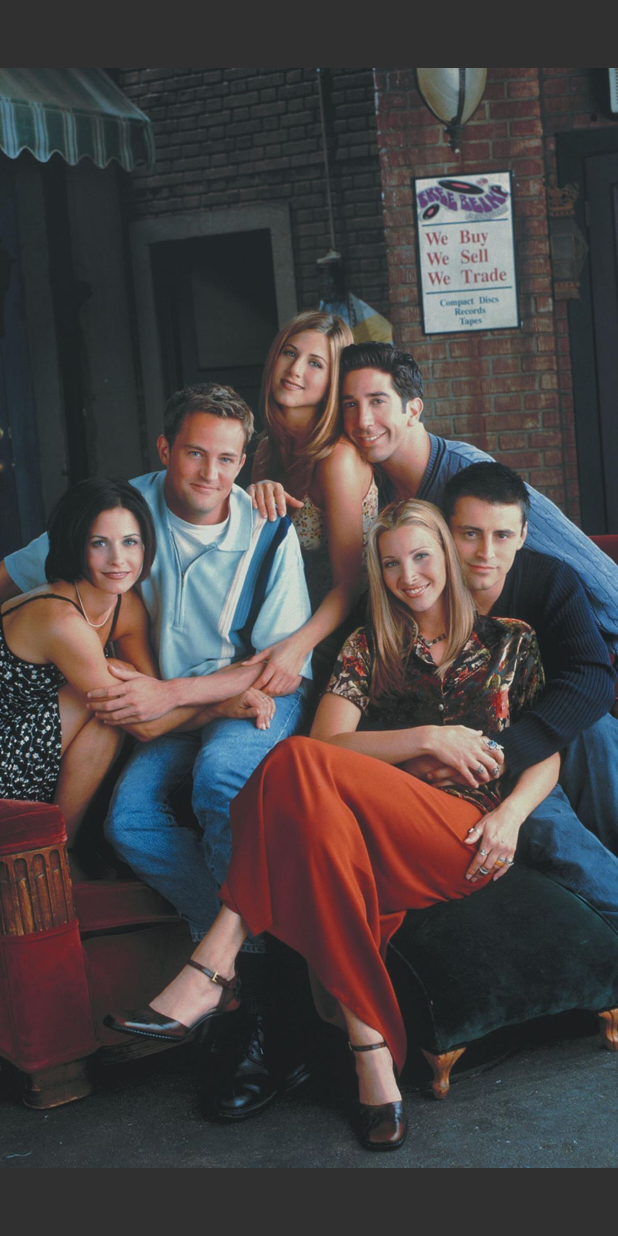
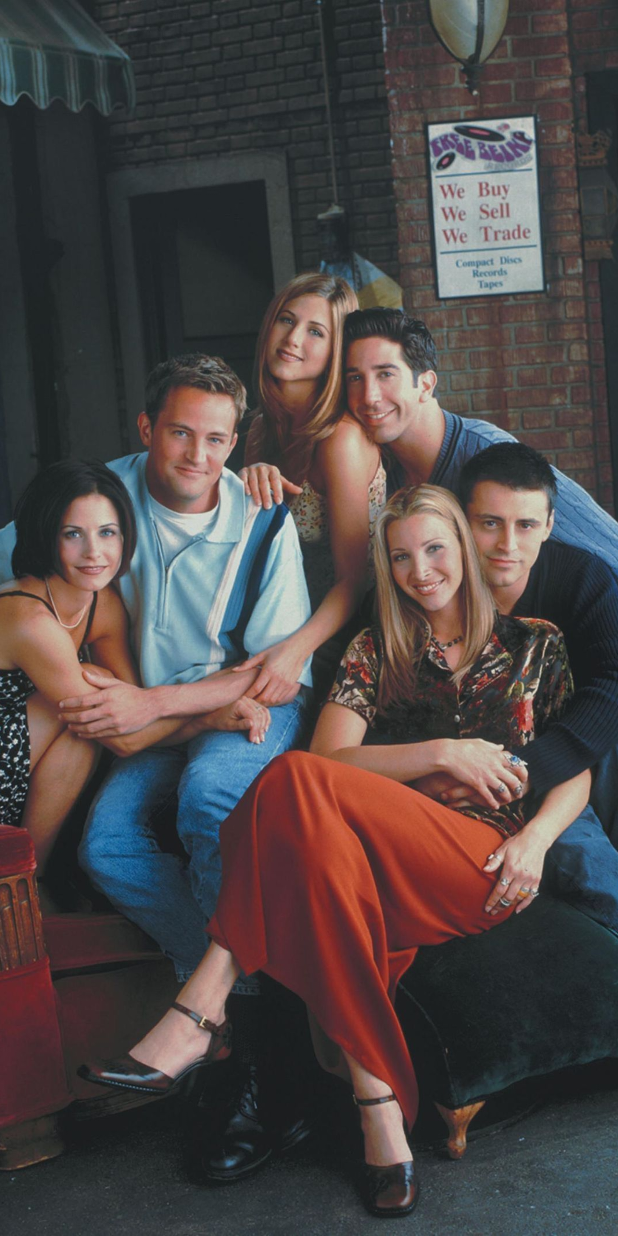
Before and after one commit to bekaweirdo/TopMovies, an Android app: the Splash screen opened directly, with no data from a screen before it, on a phone screen of 412 x 824 dp. Run offline under Robolectric (Android 15) with nearby library versions, the phone set to English and light mode, and no system bars.

Commit message:
bug fixes

```diff
--- a/app/src/main/res/layout/activity_splash.xml
+++ b/app/src/main/res/layout/activity_splash.xml
@@ -9,6 +9,7 @@
 
     <ImageView android:layout_width="match_parent"
                android:layout_height="match_parent"
-                android:src="@drawable/Friends"
+                android:src="@drawable/friends"
+               android:scaleType="centerCrop"
             android:keepScreenOn="true"/>
 </FrameLayout>
```
Also changed, not shown: app/src/main/res/drawable/friends.jpg (renamed from app/src/main/res/drawable/Friends.jpg).
